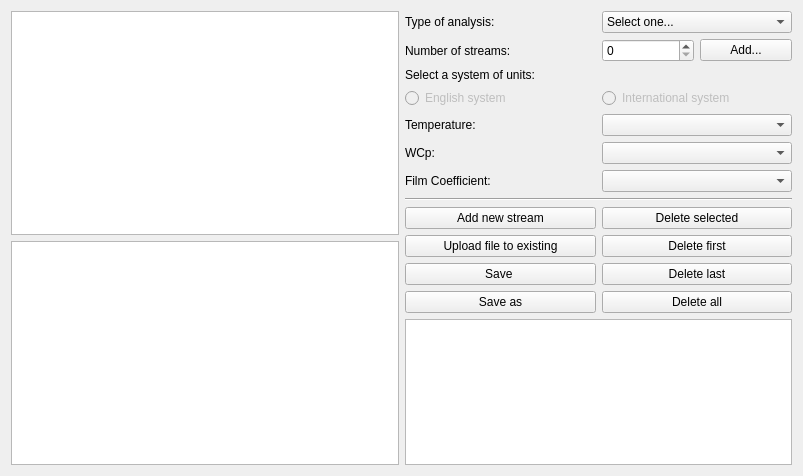
Gahemo0306/SHEN_ACTUALIZADO, file tabladatos.ui: the form before one commit.
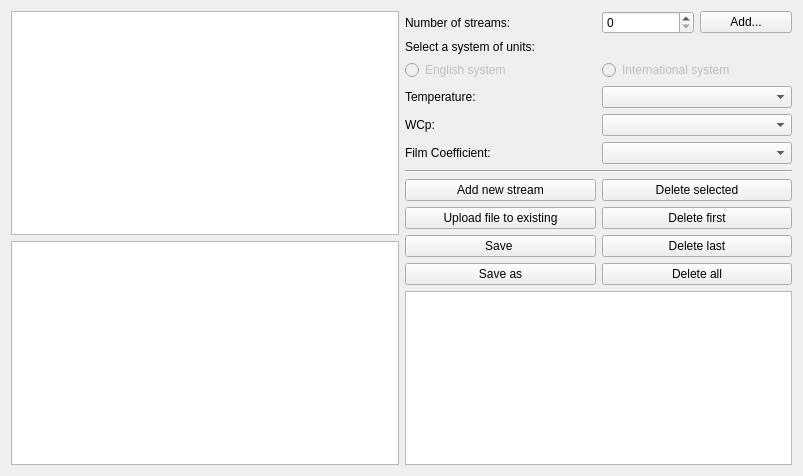
The form after the commit.

The edit to the form file:
```diff
--- a/tabladatos.ui
+++ b/tabladatos.ui
@@ -36,14 +36,14 @@
    </item>
    <item row="0" column="1">
     <layout class="QGridLayout" name="gridLayout_3">
-     <item row="1" column="0">
+     <item row="0" column="0">
       <widget class="QLabel" name="label">
        <property name="text">
         <string>Number of streams:</string>
        </property>
       </widget>
      </item>
-     <item row="3" column="0">
+     <item row="2" column="0">
       <widget class="QRadioButton" name="SIradioButton">
        <property name="enabled">
         <bool>false</bool>
@@ -53,14 +53,14 @@
        </property>
       </widget>
      </item>
-     <item row="2" column="0" colspan="2">
+     <item row="1" column="0" colspan="2">
       <widget class="QLabel" name="label_5">
        <property name="text">
         <string>Select a system of units:</string>
        </property>
       </widget>
      </item>
-     <item row="1" column="1">
+     <item row="0" column="1">
       <layout class="QGridLayout" name="gridLayout_5">
        <item row="0" column="1">
         <widget class="QPushButton" name="Addcorrientes">
@@ -78,14 +78,14 @@
        </item>
       </layout>
      </item>
-     <item row="4" column="1">
+     <item row="3" column="1">
       <widget class="QComboBox" name="TcomboBox">
        <property name="enabled">
         <bool>true</bool>
        </property>
       </widget>
      </item>
-     <item row="3" column="1">
+     <item row="2" column="1">
       <widget class="QRadioButton" name="SISradioButton">
        <property name="enabled">
         <bool>false</bool>
@@ -95,84 +95,48 @@
        </property>
       </widget>
      </item>
-     <item row="6" column="1">
+     <item row="5" column="1">
       <widget class="QComboBox" name="FcomboBox">
        <property name="enabled">
         <bool>true</bool>
        </property>
       </widget>
      </item>
-     <item row="6" column="0">
+     <item row="5" column="0">
       <widget class="QLabel" name="label_3">
        <property name="text">
         <string>Film Coefficient:</string>
        </property>
       </widget>
      </item>
-     <item row="4" column="0">
-      <widget class="QLabel" name="label_2">
-       <property name="text">
-        <string>Temperature:</string>
-       </property>
-      </widget>
-     </item>
-     <item row="8" column="0" colspan="2">
+     <item row="7" column="0" colspan="2">
       <widget class="Line" name="line">
        <property name="orientation">
         <enum>Qt::Horizontal</enum>
        </property>
       </widget>
      </item>
-     <item row="0" column="0">
-      <widget class="QLabel" name="label_6">
+     <item row="3" column="0">
+      <widget class="QLabel" name="label_2">
        <property name="text">
-        <string>Type of analysis:</string>
+        <string>Temperature:</string>
        </property>
       </widget>
      </item>
-     <item row="0" column="1">
-      <widget class="QComboBox" name="TypeAnalysis">
-       <item>
-        <property name="text">
-         <string>Select one...</string>
-        </property>
-       </item>
-       <item>
-        <property name="text">
-         <string>Problem Table</string>
-        </property>
-       </item>
-       <item>
-        <property name="text">
-         <string>Area Prediction</string>
-        </property>
-       </item>
-       <item>
-        <property name="text">
-         <string>Cost Prediction</string>
-        </property>
-       </item>
-       <item>
-        <property name="text">
-         <string>All</string>
-        </property>
-       </item>
+     <item row="4" column="1">
+      <widget class="QComboBox" name="WcomboBox">
+       <property name="enabled">
+        <bool>true</bool>
+       </property>
       </widget>
      </item>
-     <item row="5" column="0">
+     <item row="4" column="0">
       <widget class="QLabel" name="label_4">
        <property name="text">
         <string>WCp:</string>
        </property>
       </widget>
      </item>
-     <item row="5" column="1">
-      <widget class="QComboBox" name="WcomboBox">
-       <property name="enabled">
-        <bool>true</bool>
-       </property>
-      </widget>
-     </item>
     </layout>
    </item>
    <item row="1" column="1">
```
Left out of the diff: 4 changed lines with no effect on the pictures.
